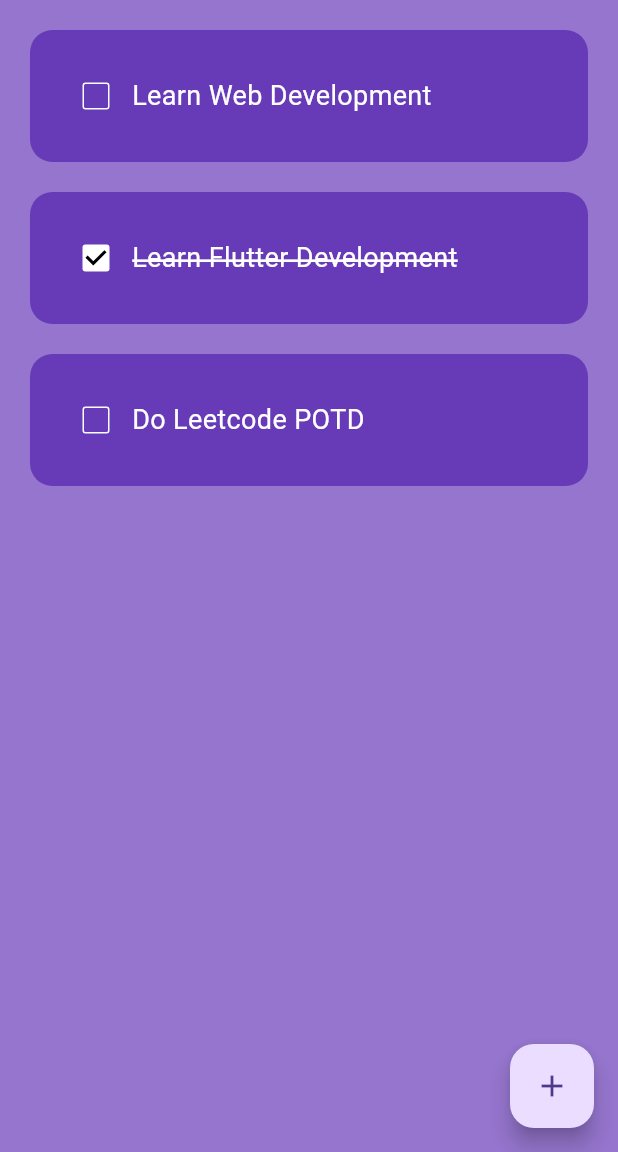
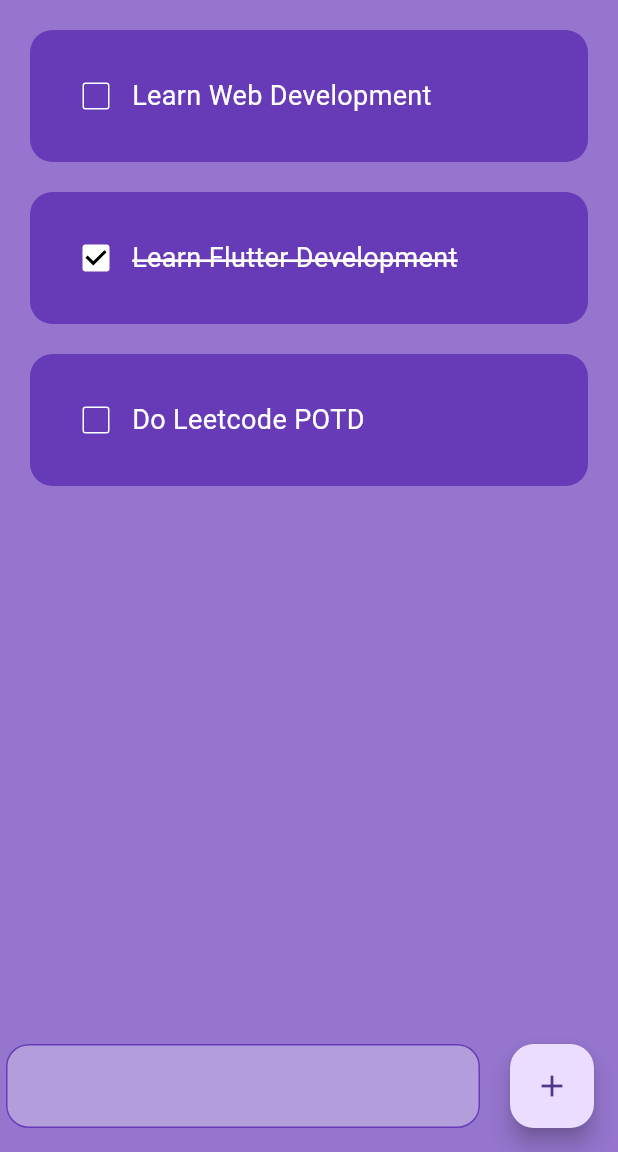
Before and after one commit to nikkhilpareek/Flutter-Todo-APP, a Flutter app: the screen it shows after launch, on a phone screen of 412 x 824 dp, the part 84-1236 px from its top. Run offline on Flutter 3.47's test engine with Material 3 defaults, Android fonts, the phone set to English and light mode, and no system bars.

```diff
--- a/lib/pages/home_page.dart
+++ b/lib/pages/home_page.dart
@@ -41,9 +41,29 @@ class _HomePageState extends State<HomePage> {
           );
         },
       ),
-      floatingActionButton: FloatingActionButton(
-        onPressed: () {},
-        child: Icon(Icons.add),
+      floatingActionButton: Row(
+        children: [
+          Expanded(
+            child: Padding(
+              padding: const EdgeInsets.symmetric(horizontal: 20.0),
+              child: TextField(
+                decoration: InputDecoration(
+                  filled: true,
+                  fillColor: Colors.deepPurple.shade200,
+                  enabledBorder: OutlineInputBorder(
+                    borderSide: const BorderSide(color: Colors.deepPurple),
+                    borderRadius: BorderRadius.circular(15),
+                  ),
+                  focusedBorder: OutlineInputBorder(
+                    borderSide: const BorderSide(color: Colors.deepPurple),
+                    borderRadius: BorderRadius.circular(15),
+                  ),
+                ),
+              ),
+            ),
+          ),
+          FloatingActionButton(onPressed: () {}, child: const Icon(Icons.add)),
+        ],
       ),
     );
   }
```
